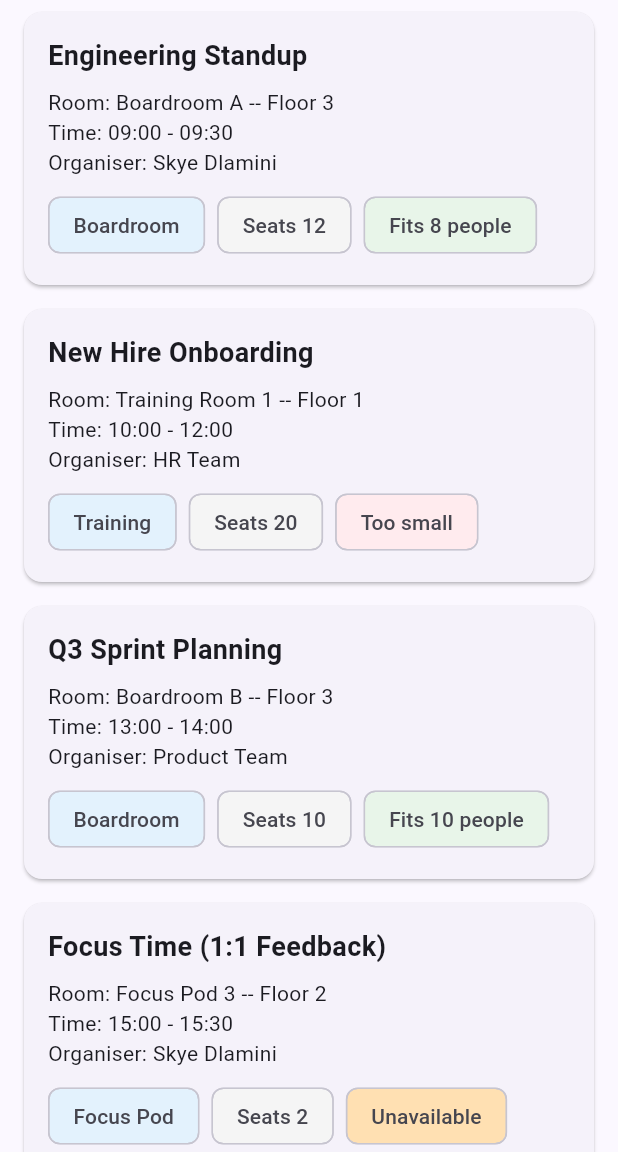
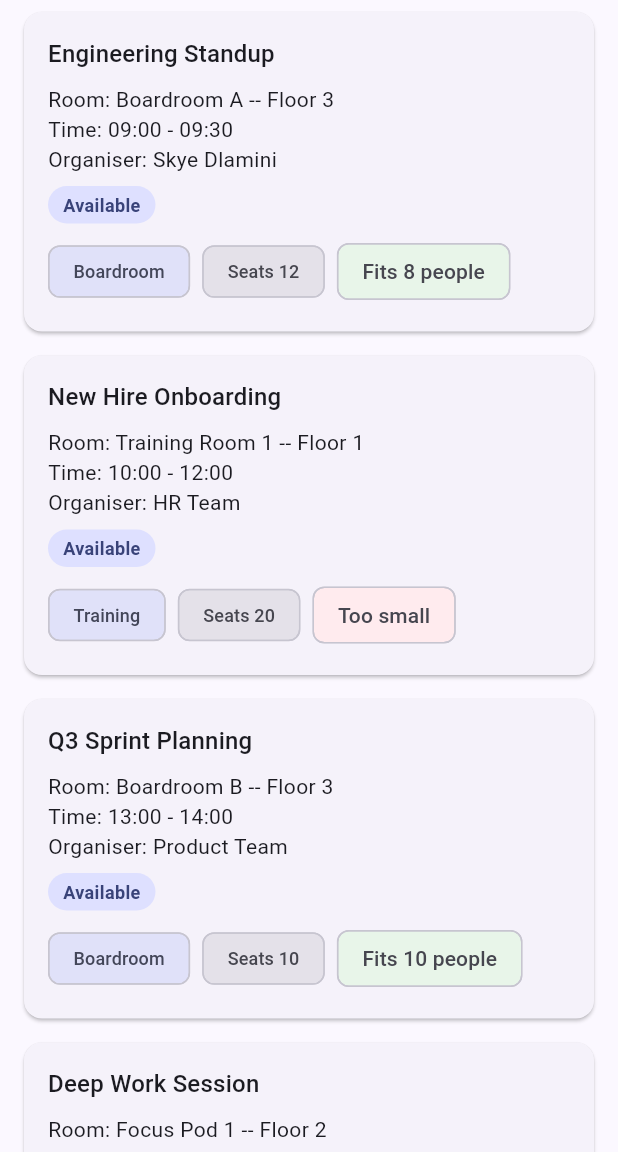
Before and after one commit to SkyeSenatla/ConferenceHubFlutter, a Flutter app: the screen it shows after launch, on a phone screen of 412 x 824 dp, the part 84-1236 px from its top. Run offline on Flutter 3.47's test engine with Material 3 defaults, Android fonts, the phone set to English and light mode, and no system bars.

Commit message:
End of Day 2

```diff
--- a/lib/main.dart
+++ b/lib/main.dart
@@ -1,25 +1,28 @@
 import 'package:flutter/material.dart';
 import 'screens/bookings_screen.dart';
 
-// Entry point of every Flutter app -- attaches the root widget to the screen.
 void main() {
   runApp(const ConferenceHubApp());
 }
 
-// Root widget. Sets up Material theming and picks the first screen shown.
 class ConferenceHubApp extends StatelessWidget {
   const ConferenceHubApp({super.key});
-
   @override
   Widget build(BuildContext context) {
     return MaterialApp(
       title: 'ConferenceHub',
       theme: ThemeData(
-        // ColorScheme.fromSeed derives a full, accessible Material 3
-        // colour palette from a single seed colour.
         colorScheme: ColorScheme.fromSeed(seedColor: Colors.indigo),
         useMaterial3: true,
       ),
+      darkTheme: ThemeData(
+        colorScheme: ColorScheme.fromSeed(
+          seedColor: Colors.indigo,
+          brightness: Brightness.dark,
+        ),
+        useMaterial3: true,
+      ),
+      themeMode: ThemeMode.system,
       home: const BookingsScreen(),
     );
   }
--- a/lib/screens/bookings_screen.dart
+++ b/lib/screens/bookings_screen.dart
@@ -7,34 +7,12 @@ import '../widgets/room_booking_card.dart';
 class BookingsScreen extends StatelessWidget {
   const BookingsScreen({super.key});
 
-  @override
-  Widget build(BuildContext context) {
-    // Room.underMaintenance() is not const (it delegates to the default
-    // constructor via an initializer list), so it's built once here rather
-    // than inline, and the card that uses it can't be marked const either.
-    final Room focusPod = Room.underMaintenance(
-      name: 'Focus Pod 3',
-      capacity: 2,
-      floor: 'Floor 2',
-      type: RoomType.focusPod,
-    );
-
-    return Scaffold(
-      appBar: AppBar(
-        title: const Text('ConferenceHub'),
-        backgroundColor: Theme.of(context).colorScheme.inversePrimary,
-      ),
-      // ListView makes its children scrollable if they overflow the screen.
-      // These bookings are hardcoded for Day 1 -- Week 2 replaces this with
-      // data fetched from an API.
-      body: ListView(
-        children: [
-          // Room(...) and RoomBookingCard(...) are both marked const here:
-          // every argument is a compile-time literal, so Flutter can build
-          // this card once and reuse the same instance on every rebuild.
-          const RoomBookingCard(
+  // Not `const` -- Room.underMaintenance() (used by the last booking below)
+  // isn't a const constructor, so the list itself can only be `final`.
+  static final _bookings = <_Booking>[
+    _Booking(
       meetingTitle: 'Engineering Standup',
-            room: Room(
+      room: const Room(
         name: 'Boardroom A',
         capacity: 12,
         floor: 'Floor 3',
@@ -45,9 +23,9 @@ class BookingsScreen extends StatelessWidget {
       organiser: 'Skye Dlamini',
       requiredHeadcount: 8, // fits -- green chip
     ),
-          const RoomBookingCard(
+    _Booking(
       meetingTitle: 'New Hire Onboarding',
-            room: Room(
+      room: const Room(
         name: 'Training Room 1',
         capacity: 20,
         floor: 'Floor 1',
@@ -58,9 +36,9 @@ class BookingsScreen extends StatelessWidget {
       organiser: 'HR Team',
       requiredHeadcount: 25, // too big -- red chip
     ),
-          const RoomBookingCard(
+    _Booking(
       meetingTitle: 'Q3 Sprint Planning',
-            room: Room(
+      room: const Room(
         name: 'Boardroom B',
         capacity: 10,
         floor: 'Floor 3',
@@ -71,18 +49,87 @@ class BookingsScreen extends StatelessWidget {
       organiser: 'Product Team',
       requiredHeadcount: 10, // fits exactly -- green chip
     ),
-          // Fourth booking: a small Focus Pod that is under maintenance,
-          // so it renders as Unavailable regardless of requiredHeadcount.
-          RoomBookingCard(
-            meetingTitle: 'Focus Time (1:1 Feedback)',
-            room: focusPod,
-            startTime: '15:00',
-            endTime: '15:30',
-            organiser: 'Skye Dlamini',
-            requiredHeadcount: 1,
+    _Booking(
+      meetingTitle: 'Deep Work Session',
+      room: Room.underMaintenance(
+        name: 'Focus Pod 1',
+        capacity: 2,
+        floor: 'Floor 2',
+        type: RoomType.focusPod,
       ),
-        ],
+      startTime: '14:00',
+      endTime: '16:00',
+      organiser: 'Dev Team',
+      requiredHeadcount: 1, // unavailable, so this still reads "Too small"
+    ),
+  ];
+
+  // Builds one card for the item at `index`. Passed by reference to
+  // ListView.builder/GridView.builder below -- both only call this for
+  // items currently visible on screen (lazy rendering).
+  Widget _buildCard(BuildContext context, int index) {
+    final booking = _bookings[index];
+    return RoomBookingCard(
+      meetingTitle: booking.meetingTitle,
+      room: booking.room,
+      startTime: booking.startTime,
+      endTime: booking.endTime,
+      organiser: booking.organiser,
+      requiredHeadcount: booking.requiredHeadcount,
+    );
+  }
+
+  @override
+  Widget build(BuildContext context) {
+    return Scaffold(
+      appBar: AppBar(
+        title: const Text('ConferenceHub'),
+        backgroundColor: Theme.of(context).colorScheme.inversePrimary,
+      ),
+      // LayoutBuilder responds to the space actually given to this widget --
+      // a two-column grid on medium+ widths (tablets, landscape), a single
+      // scrolling list below that (phones in portrait).
+      body: LayoutBuilder(
+        builder: (context, constraints) {
+          if (constraints.maxWidth >= 600) {
+            return GridView.builder(
+              padding: const EdgeInsets.all(8),
+              gridDelegate: const SliverGridDelegateWithFixedCrossAxisCount(
+                crossAxisCount: 2,
+                childAspectRatio: 1.4,
+                crossAxisSpacing: 8,
+                mainAxisSpacing: 8,
+              ),
+              itemCount: _bookings.length,
+              itemBuilder: _buildCard,
+            );
+          }
+          return ListView.builder(
+            itemCount: _bookings.length,
+            itemBuilder: _buildCard,
+          );
+        },
       ),
     );
   }
 }
+
+// Private to this file (leading underscore) -- not a public model, just a
+// holder for the screen's own hardcoded data. The real public model is Room.
+class _Booking {
+  final String meetingTitle;
+  final Room room;
+  final String startTime;
+  final String endTime;
+  final String organiser;
+  final int requiredHeadcount;
+
+  const _Booking({
+    required this.meetingTitle,
+    required this.room,
+    required this.startTime,
+    required this.endTime,
+    required this.organiser,
+    required this.requiredHeadcount,
+  });
+}
--- a/lib/widgets/room_booking_card.dart
+++ b/lib/widgets/room_booking_card.dart
@@ -1,5 +1,6 @@
 import 'package:flutter/material.dart';
 import '../models/room.dart';
+import 'room_status_badge.dart';
 
 // A reusable card widget that displays one booking's details.
 // StatelessWidget: it has no internal state that changes over time --
@@ -31,6 +32,9 @@ class RoomBookingCard extends StatelessWidget {
   @override
   Widget build(BuildContext context) {
     final bool fits = room.canFit(requiredHeadcount);
+    // Theme.of(context) is cheap, but calling it five times in one method
+    // is noise -- read it once and reuse it everywhere below.
+    final colorScheme = Theme.of(context).colorScheme;
 
     return Card(
       margin: const EdgeInsets.symmetric(horizontal: 16, vertical: 8),
@@ -41,12 +45,16 @@ class RoomBookingCard extends StatelessWidget {
           children: [
             Text(
               meetingTitle,
-              style: const TextStyle(fontSize: 18, fontWeight: FontWeight.bold),
+              // Theme-driven text style instead of a hardcoded TextStyle,
+              // so it stays legible in both light and dark mode.
+              style: Theme.of(context).textTheme.titleMedium,
             ),
             const SizedBox(height: 8),
             Text('Room: ${room.name} -- ${room.floor}'),
             Text('Time: $startTime - $endTime'),
             Text('Organiser: $organiser'),
+            const SizedBox(height: 8),
+            RoomStatusBadge(isAvailable: room.isAvailable),
             const SizedBox(height: 8),
             // Wrap (rather than Row) lets chips flow onto a second line
             // instead of overflowing the card on narrow screens.
@@ -55,22 +63,27 @@ class RoomBookingCard extends StatelessWidget {
               runSpacing: 8,
               children: [
                 // Shows the room type (e.g. Boardroom, Training, Focus Pod).
+                // secondaryContainer/onSecondaryContainer is the M3 pairing
+                // for a labelled chip that needs some visual weight without
+                // being as loud as the primary colour -- and it adapts
+                // automatically between light and dark theme.
                 Chip(
                   label: Text(room.type.displayName),
-                  backgroundColor: Colors.blue[50],
+                  backgroundColor: colorScheme.secondaryContainer,
+                  labelStyle: TextStyle(
+                    color: colorScheme.onSecondaryContainer,
+                    fontSize: 12,
+                  ),
                 ),
                 // Shows how many people the room seats.
                 Chip(
                   label: Text('Seats ${room.capacity}'),
-                  backgroundColor: Colors.grey[100],
+                  backgroundColor: colorScheme.surfaceContainerHighest,
+                  labelStyle: TextStyle(
+                    color: colorScheme.onSurfaceVariant,
+                    fontSize: 12,
+                  ),
                 ),
-                // Collection-if: only show this chip when the room is
-                // actually out of service (Room.underMaintenance rooms).
-                if (!room.isAvailable)
-                  Chip(
-                    label: const Text('Unavailable'),
-                    backgroundColor: Colors.orange[100],
-                  ),
                 // Green when the room can seat requiredHeadcount people,
                 // red otherwise (either too small or unavailable).
                 Chip(
--- /dev/null
+++ b/lib/widgets/room_status_badge.dart
@@ -0,0 +1,29 @@
+import 'package:flutter/material.dart';
+
+class RoomStatusBadge extends StatelessWidget {
+  final bool isAvailable;
+  const RoomStatusBadge({super.key, required this.isAvailable});
+  @override
+  Widget build(BuildContext context) {
+    final colorScheme = Theme.of(context).colorScheme;
+    return Container(
+      padding: const EdgeInsets.symmetric(horizontal: 10, vertical: 4),
+      decoration: BoxDecoration(
+        color: isAvailable
+            ? colorScheme.primaryContainer
+            : colorScheme.errorContainer,
+        borderRadius: BorderRadius.circular(20),
+      ),
+      child: Text(
+        isAvailable ? 'Available' : 'Unavailable',
+        style: TextStyle(
+          fontSize: 12,
+          fontWeight: FontWeight.w600,
+          color: isAvailable
+              ? colorScheme.onPrimaryContainer
+              : colorScheme.onErrorContainer,
+        ),
+      ),
+    );
+  }
+}
```
Also changed, not shown: 2 other files. Lines whose indentation alone changed are shown as unchanged.
